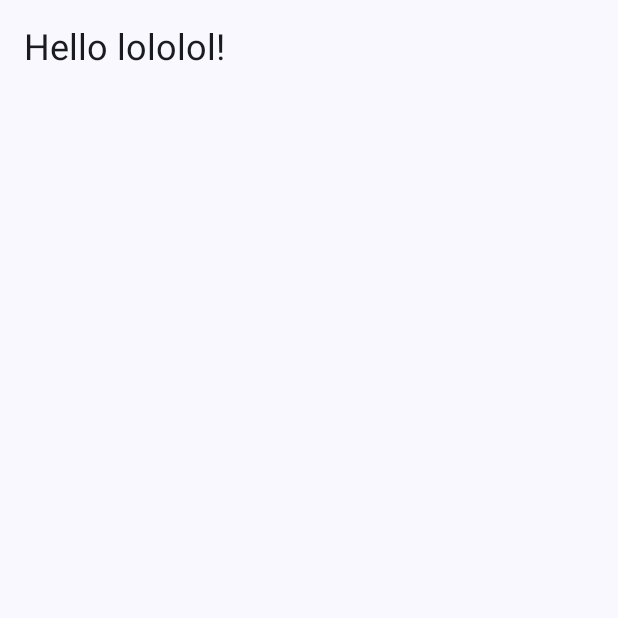
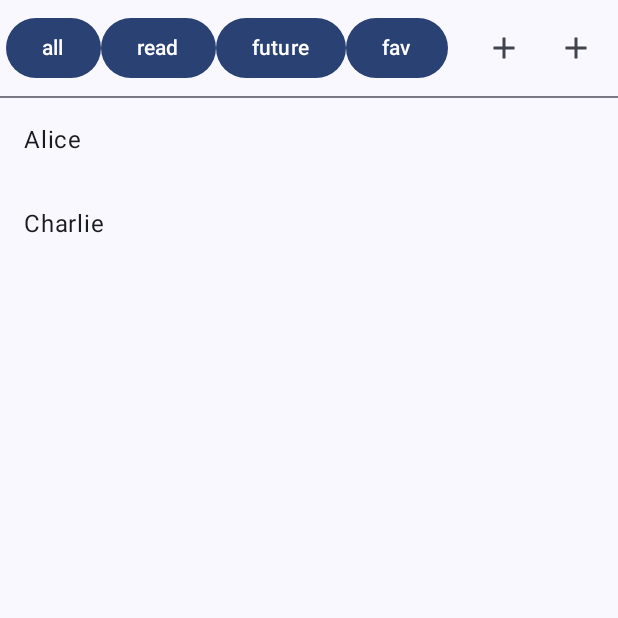
Before and after one commit to MrRamis/Hackathon, an Android app built with Jetpack Compose: the screen it shows after launch (MainActivity), on a phone screen of 412 x 824 dp, the top half of it. Run offline under Robolectric (Android 15) with nearby library versions, the phone set to English and light mode, and no system bars; 1 statement that could not run was skipped.

Commit message:
adding function buttons

```diff
--- a/app/build.gradle
+++ b/app/build.gradle
@@ -7,12 +7,12 @@ plugins {
 
 android {
     namespace 'com.example.hackathon'
-    compileSdk 34
+    compileSdk 33
 
     defaultConfig {
         applicationId "com.example.hackathon"
         minSdk 24
-        targetSdk 34
+        targetSdk 33
         versionCode 1
         versionName "1.0"
 
--- a/app/src/main/java/com/example/hackathon/view/MainActivity.kt
+++ b/app/src/main/java/com/example/hackathon/view/MainActivity.kt
@@ -5,6 +5,7 @@ import androidx.activity.ComponentActivity
 import androidx.activity.compose.setContent
 import androidx.compose.foundation.layout.Column
 import androidx.compose.foundation.layout.Row
+import androidx.compose.foundation.layout.Spacer
 import androidx.compose.foundation.layout.fillMaxSize
 import androidx.compose.foundation.layout.padding
 import androidx.compose.material.icons.Icons
@@ -26,9 +27,13 @@ import com.example.hackathon.ui.theme.HackathonTheme
 
 import androidx.compose.material.*
 import androidx.compose.material.icons.filled.Add
+import androidx.compose.material.icons.materialIcon
+import androidx.compose.material3.Button
 
 class MainActivity : ComponentActivity() {
+
     override fun onCreate(savedInstanceState: Bundle?) {
+
         super.onCreate(savedInstanceState)
         setContent {
             HackathonTheme {
@@ -37,6 +42,7 @@ class MainActivity : ComponentActivity() {
                     color = MaterialTheme.colorScheme.background
                 ) {
                     Greeting("lololol")
+                    MyScreenContent()
                 }
             }
         }
@@ -50,8 +56,6 @@ fun Greeting(name: String, modifier: Modifier = Modifier) {
             text = "Hello $name!",
             modifier = modifier
         )
-
-
 
 }
 
@@ -74,14 +78,38 @@ fun MyScreenContent() {
 
                 title = {
                     Text(text = "")
-                }, actions = {
+                }, navigationIcon = {
+                    Row {
+
+                        Button(onClick = { /* Handle navigation icon click */ }) {
+                            Text(text = "all")
+
+                        }
+
+                        Button(onClick = { /* Handle navigation icon click */ }) {
+                            Text(text = "read")
+                        }
+                        //spacer()
+                        //Spacer(modifier = Modifier.weight(0.5f))
+                        Button(onClick = { /* Handle navigation icon click */ }) {
+                            Text(text = "future")
+                        }
+                        Button(onClick = { /* Handle navigation icon click */ }) {
+                            Text(text = "fav")
+                            //materialIcon()
+                        }
+                    }
+                },actions = {
                     Row {
                             IconButton(onClick = { /* Handle navigation icon click */ }) {
                                 Icon(Icons.Default.Add, contentDescription = "Menu")
                             }
                         IconButton(onClick = { /* Handle navigation icon click */ }) {
                             Icon(Icons.Default.Add, contentDescription = "add")
+
                         }
+
+
                     }
 
 
@@ -93,7 +121,7 @@ fun MyScreenContent() {
             Column {
                 Greeting("Hello")
                 Divider()
-                NameList(names = listOf("Alice", "Bob", "Charlie"))
+                NameList(names = listOf("Alice", "Charlie"))
             }
         }
     )
```
